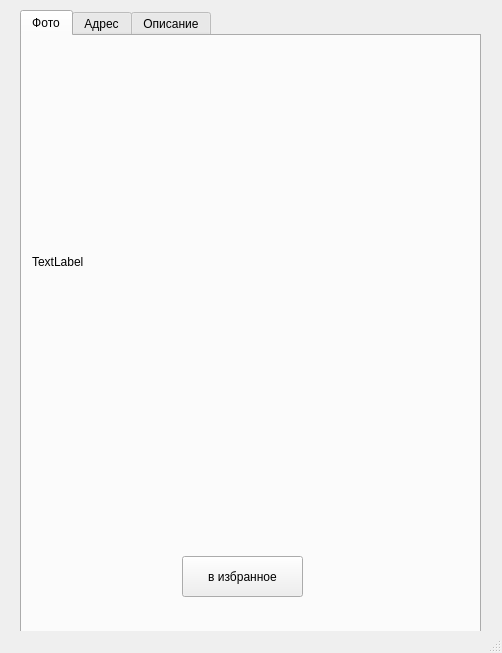
Old version of the form data/ui/style_window_information.ui in the repository Hexy00123/Yandex.Liceum-Travel-App.
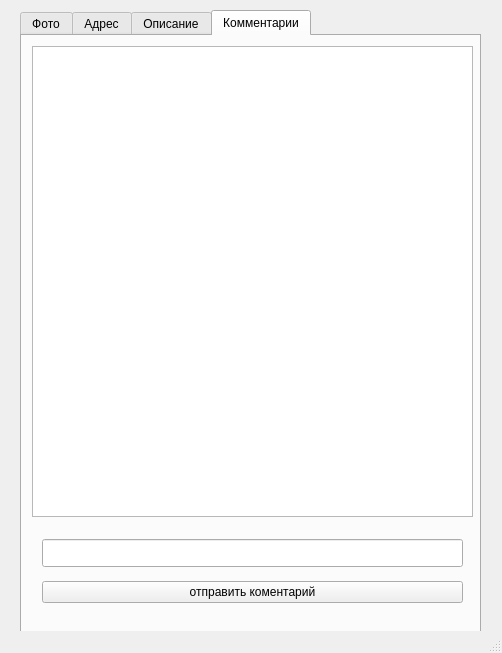
New version of the form. The open tabs and pages were chosen to show the change.

What changed in the file:
```diff
--- a/data/ui/style_window_information.ui
+++ b/data/ui/style_window_information.ui
@@ -112,6 +112,50 @@
       </property>
      </widget>
     </widget>
+    <widget class="QWidget" name="tab">
+     <attribute name="title">
+      <string>Комментарии</string>
+     </attribute>
+     <widget class="QListWidget" name="listWidget">
+      <property name="geometry">
+       <rect>
+        <x>10</x>
+        <y>10</y>
+        <width>441</width>
+        <height>471</height>
+       </rect>
+      </property>
+     </widget>
+     <widget class="QWidget" name="verticalLayoutWidget">
+      <property name="geometry">
+       <rect>
+        <x>20</x>
+        <y>490</y>
+        <width>421</width>
+        <height>91</height>
+       </rect>
+      </property>
+      <layout class="QVBoxLayout" name="verticalLayout">
+       <property name="spacing">
+        <number>1</number>
+       </property>
+       <item>
+        <widget class="QLineEdit" name="lineEdit">
+         <property name="styleSheet">
+          <string notr="true">font-size:17px</string>
+         </property>
+        </widget>
+       </item>
+       <item>
+        <widget class="QPushButton" name="pushButton_2">
+         <property name="text">
+          <string>отправить коментарий</string>
+         </property>
+        </widget>
+       </item>
+      </layout>
+     </widget>
+    </widget>
    </widget>
   </widget>
   <widget class="QMenuBar" name="menubar">
```
